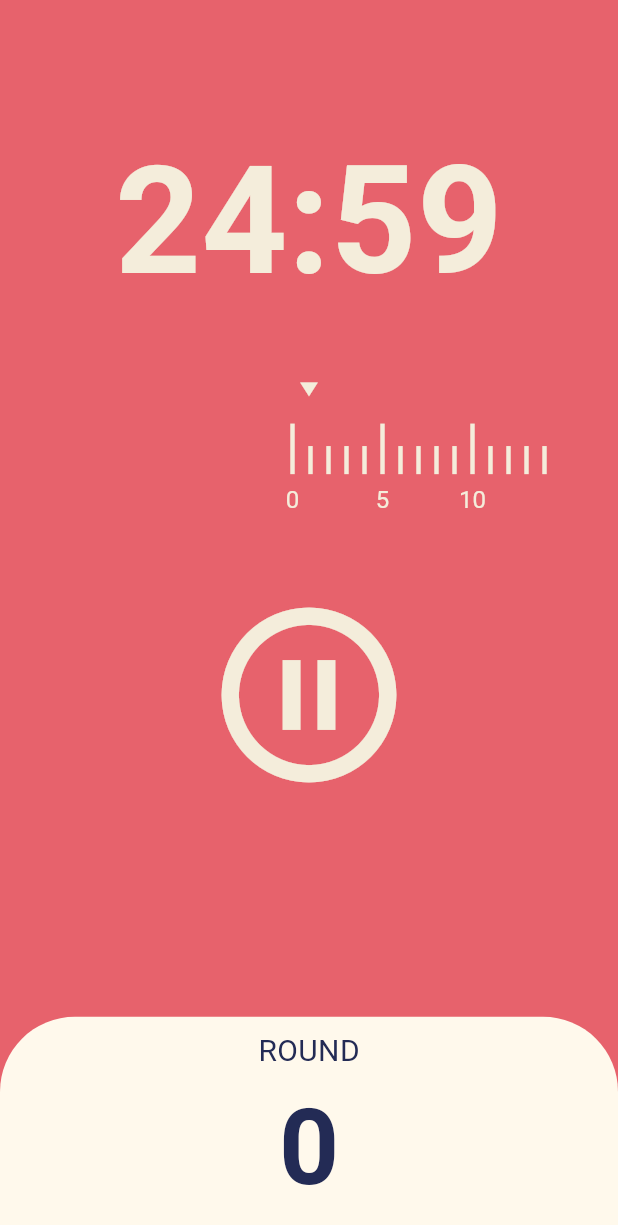
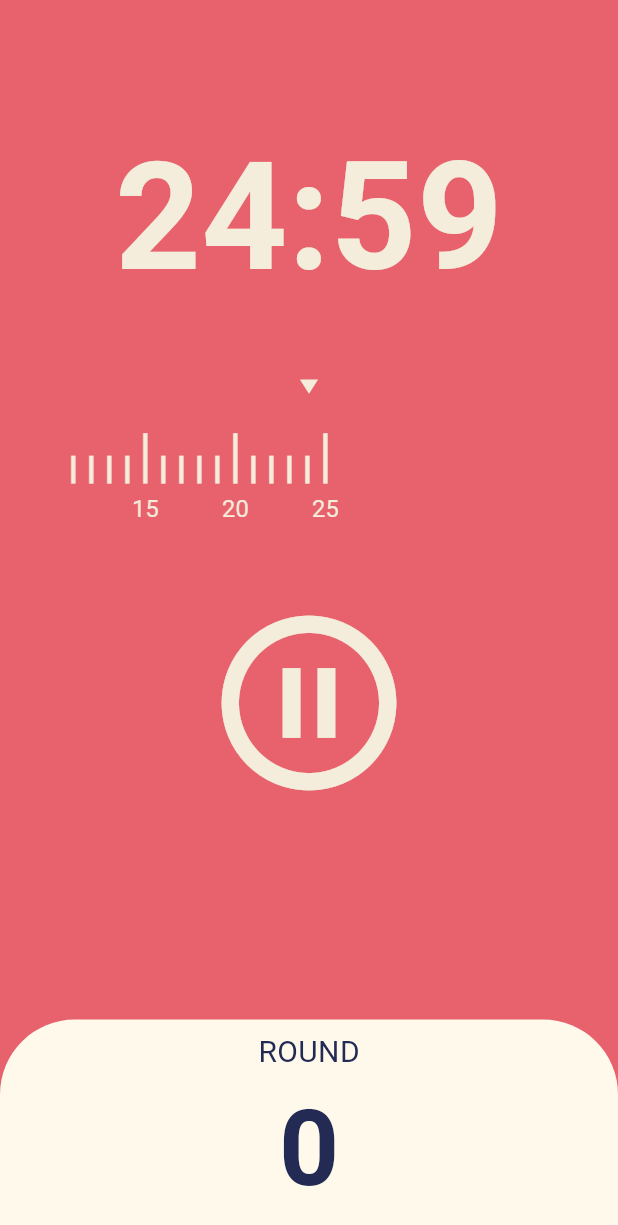
Before and after one commit to skyblusea/flutter-pomodoro, a Flutter app: the screen it shows after launch, after a tap on the "play circle outline" icon, on a phone screen of 412 x 824 dp. Shown: the top 1225 px of the screen. Run offline on Flutter 3.47's test engine with Material 3 defaults, Android fonts, the phone set to English and light mode, and no system bars.

```diff
--- a/lib/screens/home_screen.dart
+++ b/lib/screens/home_screen.dart
@@ -1,6 +1,4 @@
-import 'package:flutter/cupertino.dart';
 import 'package:flutter/material.dart';
-import 'package:flutter/widgets.dart';
 import 'package:pomodoro/indicator.dart';
 import 'package:pomodoro/timePicker.dart';
 import 'dart:async';
@@ -18,6 +16,23 @@ class _HomeScreenState extends State<HomeScreen> {
   bool isRunning = false;
   int totalRounds = 0;
   late Timer timer;
+  double pickerWidth = 300;
+
+  late ScrollController _scrollController;
+
+  double _calculateScrollOffset(int totalSeconds) {
+    double maxOffset = pickerWidth; // Example max scroll offset
+    return totalSeconds / twentyFiveMinutes * maxOffset;
+  }
+
+  @override
+  void initState() {
+    super.initState();
+    _scrollController = ScrollController(
+      initialScrollOffset:
+          _calculateScrollOffset(totalSeconds), // Set initial scroll position
+    );
+  }
 
   void onTick(Timer timer) {
     //Timer 에서 time parameter를 전달하므로 timer 인자 넣기 onClick(event)와 같은 방식
@@ -30,6 +45,11 @@ class _HomeScreenState extends State<HomeScreen> {
     } else {
       setState(() {
         totalSeconds--;
+        _scrollController.animateTo(
+          _calculateScrollOffset(totalSeconds),
+          duration: const Duration(milliseconds: 300),
+          curve: Curves.easeInOut,
+        );
       });
     }
   }
@@ -76,15 +96,19 @@ class _HomeScreenState extends State<HomeScreen> {
                 ),
               )),
           const SizedBox(
-            width: 2,
-            height: 20,
+            width: 10,
+            height: 30,
             child: Indicator(),
           ),
           Flexible(
             flex: 2,
             child: Container(
               padding: const EdgeInsets.symmetric(horizontal: 45),
-              child: const TimePicker(),
+              child: TimePicker(
+                totalSeconds: totalSeconds,
+                scrollController: _scrollController,
+                pickerWidth: pickerWidth,
+              ),
             ),
           ),
           Flexible(
--- a/lib/timePicker.dart
+++ b/lib/timePicker.dart
@@ -1,17 +1,25 @@
 import 'package:flutter/material.dart';
 
 class TimePicker extends StatelessWidget {
-  const TimePicker({super.key});
+  final int totalSeconds;
+  final ScrollController scrollController;
+  final double pickerWidth;
+
+  const TimePicker(
+      {super.key,
+      required this.totalSeconds,
+      required this.scrollController,
+      required this.pickerWidth});
 
   @override
   Widget build(BuildContext context) {
-    double pickerWidth = 300;
     double pickerHeight = 60;
 
     final color = Theme.of(context).colorScheme.onPrimary;
 
     return ListView.builder(
-        physics: const ClampingScrollPhysics(),
+        controller: scrollController,
+        physics: const NeverScrollableScrollPhysics(),
         padding: const EdgeInsets.all(0),
         scrollDirection: Axis.horizontal,
         itemCount: 3,
```
Also changed, not shown: lib/screens/test.dart (deleted).
